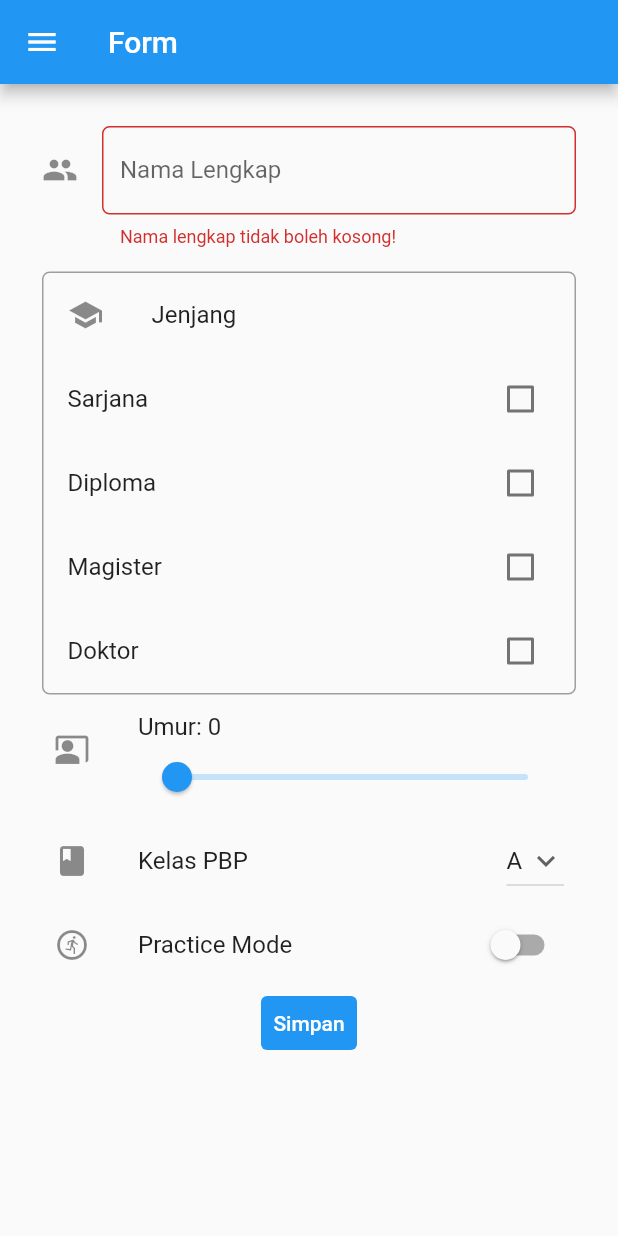
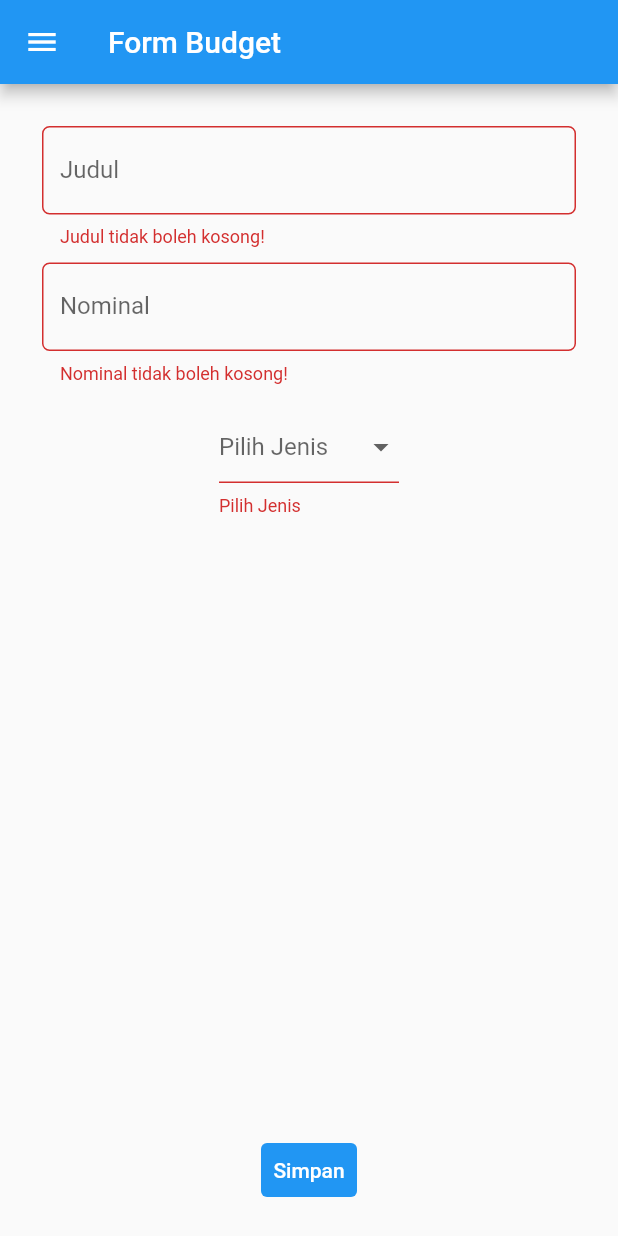
Before and after one commit to marcellinuselbert/pbp-flutter-lab, a Flutter app: the MyFormPage screen opened directly, after a tap on "Simpan", on a phone screen of 412 x 824 dp. Run offline on Flutter 3.47's test engine with Material 2 defaults, Android fonts, the phone set to English and light mode, and no system bars.

Commit message:
Implement assignment 8

```diff
--- /dev/null
+++ b/lib/budget.dart
@@ -0,0 +1,11 @@
+class Budget {
+  String judul = "";
+  int? nominal = 0;
+  String jenis;
+
+  Budget(this.judul, this.nominal, this.jenis);
+}
+
+class ListBudget {
+  static List<Budget> data = [];
+}
--- a/lib/drawer.dart
+++ b/lib/drawer.dart
@@ -1,6 +1,7 @@
 import 'package:flutter/material.dart';
 import 'package:counter_7/main.dart';
 import 'package:counter_7/form.dart';
+import 'package:counter_7/show_budget.dart';
 
 Drawer buildDrawer(BuildContext context) {
   return Drawer(
@@ -31,7 +32,7 @@ Drawer buildDrawer(BuildContext context) {
           onTap: () {
             Navigator.pushReplacement(
               context,
-              MaterialPageRoute(builder: (context) => const MyFormPage()),
+              MaterialPageRoute(builder: (context) => const ShowBudget()),
             );
           },
         ),
--- a/lib/form.dart
+++ b/lib/form.dart
@@ -1,5 +1,6 @@
 import 'package:flutter/material.dart';
 import 'package:counter_7/drawer.dart';
+import 'package:counter_7/budget.dart';
 
 class MyFormPage extends StatefulWidget {
   const MyFormPage({super.key});
@@ -10,227 +11,148 @@ class MyFormPage extends StatefulWidget {
 
 class _MyFormPageState extends State<MyFormPage> {
   final _formKey = GlobalKey<FormState>();
-  String _namaLengkap = "";
-  bool jenjangSarjana = false;
-  bool jenjangDiploma = false;
-  bool jenjangMagister = false;
-  bool jenjangDoktor = false;
-  double umur = 0;
-  String kelasPBP = 'A';
-  List<String> listKelasPBP = ['A', 'B', 'C', 'D', 'E', 'F', 'KI'];
-  bool _nilaiSwitch = false;
+  String _judul = "";
+  int? _nominal = 0;
+  String? _jenis;
+  final _controllerJudul = TextEditingController();
+  final _controllerNominal = TextEditingController();
+
+  void clearText() {
+    _controllerJudul.clear();
+    _controllerNominal.clear();
+    _jenis = null;
+  }
+
   @override
   Widget build(BuildContext context) {
     return Scaffold(
       appBar: AppBar(
-        title: const Text('Form'),
+        title: const Text('Form Budget'),
       ),
       drawer: buildDrawer(context),
       body: Form(
           key: _formKey,
-          child: SingleChildScrollView(
           child: Container(
               padding: const EdgeInsets.all(20.0),
               child: Column(
                 children: [
                   Padding(
-                        // Menggunakan padding sebesar 8 pixels
+                      // Menggunakan padding sebesar 8 pixel
                       padding: const EdgeInsets.all(8.0),
-                        child: TextFormField(
+                      child: Column(
+                          mainAxisAlignment: MainAxisAlignment.center,
+                          children: [
+                            TextFormField(
                               decoration: InputDecoration(
-                            hintText: "Contoh: Pak Dengklek",
-                            labelText: "Nama Lengkap",
-                            // Menambahkan icon agar lebih intuitif
-                            icon: const Icon(Icons.people),
+                                hintText: "Contoh: Sate Pacil",
+                                labelText: "Judul",
+
                                 // Menambahkan circular border agar lebih rapi
                                 border: OutlineInputBorder(
                                   borderRadius: BorderRadius.circular(5.0),
                                 ),
                               ),
+                              controller: _controllerJudul,
                               // Menambahkan behavior saat nama diketik
                               onChanged: (String? value) {
                                 setState(() {
-                              _namaLengkap = value!;
+                                  _judul = value!;
                                 });
                               },
                               // Menambahkan behavior saat data disimpan
                               onSaved: (String? value) {
                                 setState(() {
-                              _namaLengkap = value!;
+                                  _judul = value!;
                                 });
                               },
                               // Validator sebagai validasi form
                               validator: (String? value) {
                                 if (value == null || value.isEmpty) {
-                              return 'Nama lengkap tidak boleh kosong!';
+                                  return 'Judul tidak boleh kosong!';
                                 }
                                 return null;
                               },
                             ),
+                            const SizedBox(
+                              height: 10, // <-- SEE HERE
                             ),
-                      Container(
-                        margin: const EdgeInsets.all(8),
-                        decoration: BoxDecoration(
-                          border: Border.all(color: Colors.grey),
-                          borderRadius: BorderRadius.circular(5),
+                            TextFormField(
+                              controller: _controllerNominal,
+                              decoration: InputDecoration(
+                                hintText: "Contoh: 20000",
+                                labelText: "Nominal",
+                                border: OutlineInputBorder(
+                                  borderRadius: BorderRadius.circular(5.0),
                                 ),
-                        child: Column(
-                          crossAxisAlignment: CrossAxisAlignment.start,
-                          children: [
-                            const ListTile(
-                              leading: Icon(Icons.school),
-                              title: Text("Jenjang"),
                               ),
-                            CheckboxListTile(
-                              title: const Text('Sarjana'),
-                              value: jenjangSarjana,
-                              onChanged: (bool? value) {
+                              onChanged: (String? value) {
                                 setState(() {
-                                  jenjangSarjana = value!;
-                                  if (value) {
-                                    jenjangMagister =
-                                        jenjangDiploma = jenjangDoktor = false;
-                                  }
+                                  _nominal = int.tryParse(value!);
                                 });
                               },
-                            ),
-                            CheckboxListTile(
-                              title: const Text('Diploma'),
-                              value: jenjangDiploma,
-                              onChanged: (bool? value) {
+                              // Menambahkan behavior saat data disimpan
+                              onSaved: (String? value) {
                                 setState(() {
-                                  jenjangDiploma = value!;
-                                  if (value) {
-                                    jenjangMagister =
-                                        jenjangSarjana = jenjangDoktor = false;
-                                  }
+                                  _nominal = int.parse(value!);
                                 });
                               },
+                              // Validator sebagai validasi form
+                              validator: (String? value) {
+                                if (value == null || value.isEmpty) {
+                                  return 'Nominal tidak boleh kosong!';
+                                } else if (_nominal == null) {
+                                  return 'Nominal harus angka!';
+                                }
+                                return null;
+                              },
+                            )
+                          ])),
+                  const SizedBox(
+                    height: 10, // <-- SEE HERE
                   ),
-                            CheckboxListTile(
-                              title: const Text('Magister'),
-                              value: jenjangMagister,
-                              onChanged: (bool? value) {
+                  SizedBox(
+                    width: 120,
+                    child: DropdownButtonFormField(
+                      decoration: const InputDecoration(
+                        // isCollapsed: true,
+                        enabledBorder: InputBorder.none,
+                      ),
+                      hint: const Text("Pilih Jenis"),
+                      value: _jenis,
+                      validator: (value) =>
+                          value == null ? "Pilih Jenis" : null,
+                      items: const <DropdownMenuItem<String>>[
+                        DropdownMenuItem<String>(
+                          value: 'Pengeluaran',
+                          child: Text('Pengeluaran'),
+                        ),
+                        DropdownMenuItem<String>(
+                          value: 'Pemasukan',
+                          child: Text('Pemasukan'),
+                        ),
+                      ],
+                      onChanged: (String? value) {
                         setState(() {
-                                  jenjangMagister = value!;
-                                  if (value) {
-                                    jenjangDiploma =
-                                        jenjangSarjana = jenjangDoktor = false;
-                                  }
+                          _jenis = value!;
                         });
                       },
+                    ), // <-- SEE HERE
                   ),
-                            CheckboxListTile(
-                              title: const Text('Doktor'),
-                              value: jenjangDoktor,
-                              onChanged: (bool? value) {
-                                setState(() {
-                                  jenjangDoktor = value!;
-                                  if (value) {
-                                    jenjangMagister =
-                                        jenjangSarjana = jenjangDiploma = false;
-                                  }
-                                });
-                              },
-                            ),
-                          ],
-                        ),
-                      ),
-                      ListTile(
-                        leading: const Icon(Icons.co_present),
-                        title: Row(
-                          children: [
-                            Text('Umur: ${umur.round()}'),
-                          ],
-                        ),
-                        subtitle: Slider(
-                          value: umur,
-                          max: 100,
-                          divisions: 100,
-                          label: umur.round().toString(),
-                          onChanged: (double value) {
-                            setState(() {
-                              umur = value;
-                            });
-                          },
-                        ),
-                      ),
-                      ListTile(
-                        leading: const Icon(Icons.class_),
-                        title: const Text(
-                          'Kelas PBP',
-                        ),
-                        trailing: DropdownButton(
-                          value: kelasPBP,
-                          icon: const Icon(Icons.keyboard_arrow_down),
-                          items: listKelasPBP.map((String items) {
-                            return DropdownMenuItem(
-                              value: items,
-                              child: Text(items),
-                            );
-                          }).toList(),
-                          onChanged: (String? newValue) {
-                            setState(() {
-                              kelasPBP = newValue!;
-                            });
-                          },
-                        ),
-                      ),
-                      SwitchListTile(
-                        title: const Text('Practice Mode'),
-                        value: _nilaiSwitch,
-                        onChanged: (bool value) {
-                          setState(() {
-                            _nilaiSwitch = value;
-                          });
-                        },
-                        secondary: const Icon(Icons.run_circle_outlined),
-                      ),
-                      TextButton(
+
+                  // kebawahin button
+                  const Spacer(),
+                  Align(
+                    alignment: Alignment.bottomCenter,
+                    child: TextButton(
                       style: ButtonStyle(
-                          backgroundColor:
-                              MaterialStateProperty.all(Colors.blue),
+                        backgroundColor: MaterialStateProperty.all(Colors.blue),
                       ),
                       onPressed: () {
                         if (_formKey.currentState!.validate()) {
-                            showDialog(
-                              context: context,
-                              builder: (context) {
-                                return Dialog(
-                                  shape: RoundedRectangleBorder(
-                                    borderRadius: BorderRadius.circular(10),
-                                  ),
-                                  elevation: 15,
-                                  child: Container(
-                                    child: ListView(
-                                      padding: const EdgeInsets.only(
-                                          top: 20, bottom: 20),
-                                      shrinkWrap: true,
-                                      children: <Widget>[
-                                        const Center(
-                                            child: Text('Informasi Data')),
-                                        const SizedBox(height: 20),
-                                        Center(
-                                          child: Column(children: [
-                                            Text('Nama:  $_namaLengkap'),
-                                            // Text('Jenjang:  $_'),
-                                            Text('Umur:  $umur'),
-                                            Text('Kelas:  $kelasPBP'),
-                                            Text('Practice:  $_nilaiSwitch')
-                                          ]),
-                                        ),
-                                        TextButton(
-                                          onPressed: () {
-                                            Navigator.pop(context);
-                                          },
-                                          child: const Text('Kembali'),
-                                        ),
-                                      ],
-                                    ),
-                                  ),
-                                );
-                              },
-                            );
+                          ListBudget.data
+                              .add(Budget(_judul, _nominal, _jenis!));
+                          _showToast(context);
+                          clearText();
                         }
                       },
                       child: const Text(
@@ -238,8 +160,23 @@ class _MyFormPageState extends State<MyFormPage> {
                         style: TextStyle(color: Colors.white),
                       ),
                     ),
+                  )
                 ],
-                  )))),
+              ))),
+    );
+  }
+
+  void _showToast(BuildContext context) {
+    final scaffold = ScaffoldMessenger.of(context);
+    scaffold.showSnackBar(
+      SnackBar(
+        content: const Text('Budget berhasil ditambahkan!'),
+        action: SnackBarAction(
+            label: 'Close',
+            onPressed: () {
+              scaffold.hideCurrentSnackBar;
+            }),
+      ),
     );
   }
 }
--- a/lib/main.dart
+++ b/lib/main.dart
@@ -1,5 +1,5 @@
 import 'package:flutter/material.dart';
-import 'package:counter_7/form.dart';
+
 import 'package:counter_7/drawer.dart';
 
 void main() {
--- a/pubspec.yaml
+++ b/pubspec.yaml
@@ -3,7 +3,7 @@ description: A new Flutter project.
 
 # The following line prevents the package from being accidentally published to
 # pub.dev using `flutter pub publish`. This is preferred for private packages.
-publish_to: 'none' # Remove this line if you wish to publish to pub.dev
+publish_to: "none" # Remove this line if you wish to publish to pub.dev
 
 # The following defines the version and build number for your application.
 # A version number is three numbers separated by dots, like 1.2.43
@@ -20,7 +20,7 @@ publish_to: 'none' # Remove this line if you wish to publish to pub.dev
 version: 1.0.0+1
 
 environment:
-  sdk: '>=2.18.2 <3.0.0'
+  sdk: ">=2.18.2 <3.0.0"
 
 # Dependencies specify other packages that your package needs in order to work.
 # To automatically upgrade your package dependencies to the latest versions
@@ -31,7 +31,6 @@ environment:
 dependencies:
   flutter:
     sdk: flutter
-
 
   # The following adds the Cupertino Icons font to your application.
   # Use with the CupertinoIcons class for iOS style icons.
@@ -53,7 +52,6 @@ dev_dependencies:
 
 # The following section is specific to Flutter packages.
 flutter:
-
   # The following line ensures that the Material Icons font is
   # included with your application, so that you can use the icons in
   # the material Icons class.
```
Also changed, not shown: lib/show_budget.dart (added, +91 -0 lines), 9 other files. Lines whose indentation alone changed are shown as unchanged.
